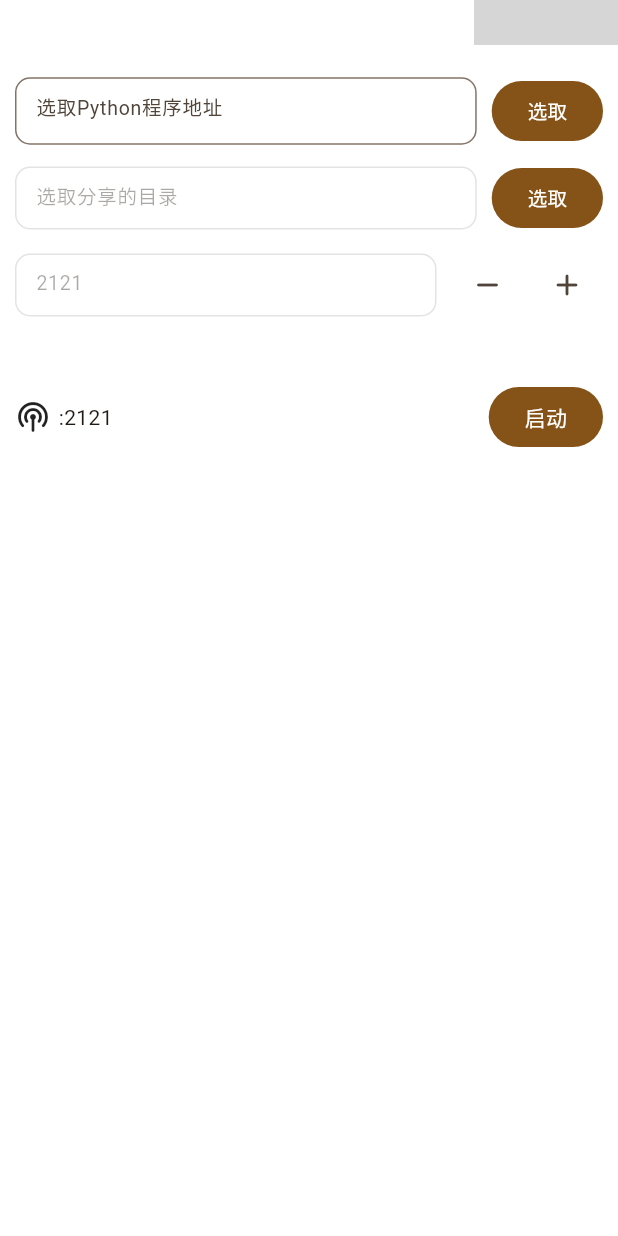
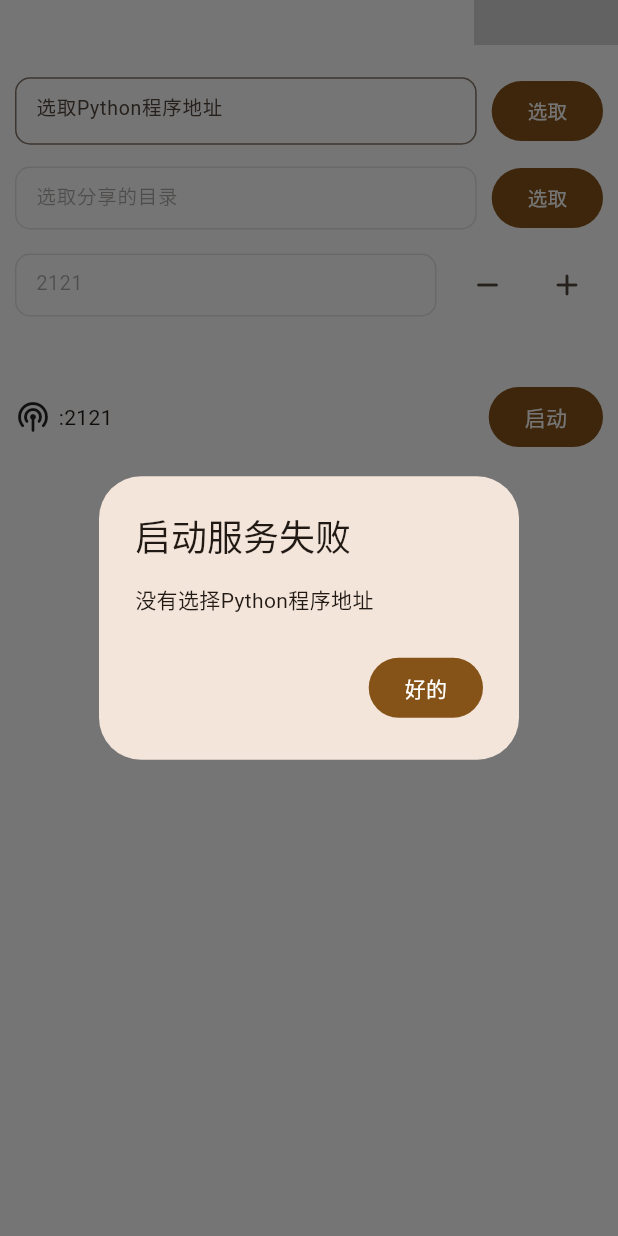
Before and after one commit to Zhoucheng133/pyftp-GUI, a Flutter app: the screen it shows after launch, after a tap on "启动", on a phone screen of 412 x 824 dp. Run offline on Flutter 3.47's test engine with Material 3 defaults, Android fonts, the light colour scheme and no system bars; our stand-ins replace file_picker; missing offline and left inert: process_run, window_manager; statements that could not run were skipped; grey boxes are pictures that could not be loaded.

Commit message:
添加没有完成表单的提示

```diff
--- a/lib/main.dart
+++ b/lib/main.dart
@@ -268,7 +268,40 @@ class _ContentState extends State<Content> with WindowListener {
                     Text("${address}:${port.text}"),
                     Expanded(child: Container()),
                     FilledButton(
-                      onPressed: ()=>runServer(pythonPath.text, sharePath.text, port.text),
+                      onPressed: (){
+                        if(pythonPath.text.isEmpty){
+                          showDialog(
+                            context: context,
+                            builder: (BuildContext context)=>AlertDialog(
+                              title: Text("启动服务失败"),
+                              content: Text("没有选择Python程序地址"),
+                              actions: [
+                                FilledButton(
+                                  onPressed: ()=>Navigator.pop(context),
+                                  child: Text("好的")
+                                )
+                              ],
+                            )
+                          );
+                        }else if(sharePath.text.isEmpty){
+                          showDialog(
+                            context: context,
+                            builder: (BuildContext context)=>AlertDialog(
+                              title: Text("启动服务失败"),
+                              content: Text("没有选择分享目录"),
+                              actions: [
+                                FilledButton(
+                                  onPressed: ()=>Navigator.pop(context),
+                                  child: Text("好的")
+                                )
+                              ],
+                            )
+                          );
+                        }else{
+                          runServer(pythonPath.text, sharePath.text, port.text);
+                        }
+
+                      },
                       child: Text('启动')
                     )
                   ],
```
